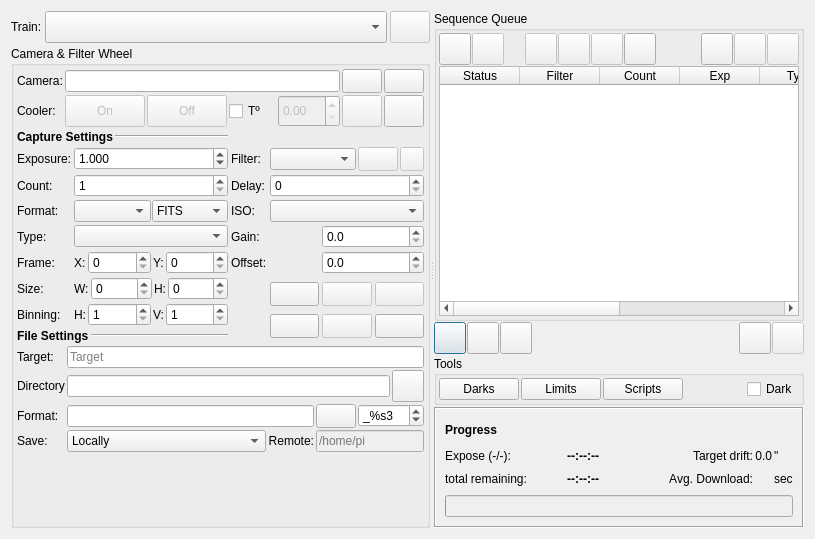
The window that kstars/ekos/capture/capture.ui (KDE/kstars) describes before a commit, drawn with Qt 5.
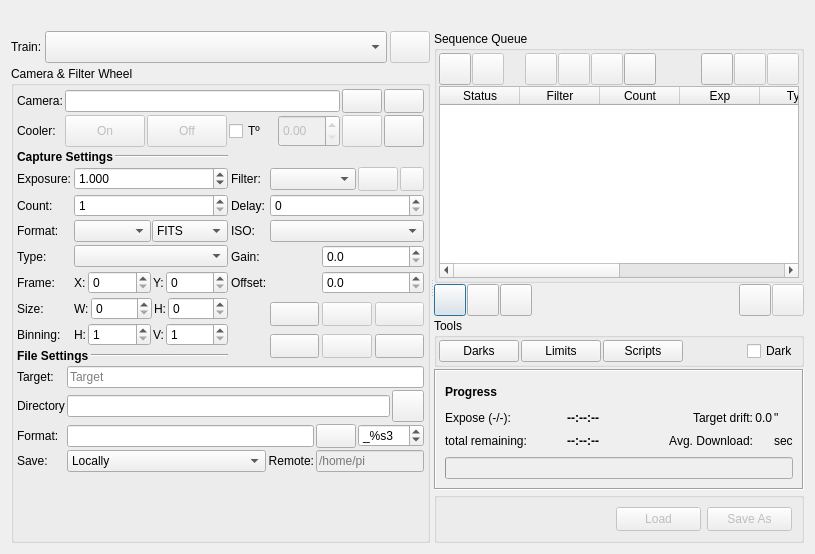
The same window after the commit. Icons and pictures are not drawn. Custom widgets are drawn as their Qt base class.

Commit message: Create standalone editor for editing and saving .esq files.

Diff of the .ui file:
```diff
--- a/kstars/ekos/capture/capture.ui
+++ b/kstars/ekos/capture/capture.ui
@@ -10,7 +10,23 @@
     <height>539</height>
    </rect>
   </property>
-  <layout class="QHBoxLayout" name="horizontalLayout_5">
+  <layout class="QVBoxLayout" name="wholeLayout">
+   <item>
+    <widget class="QLabel" name="sequenceEditorComment">
+     <property name="enabled">
+      <bool>false</bool>
+     </property>
+     <property name="visible">
+      <bool>false</bool>
+     </property>
+     <property name="text">
+      <string/>
+     </property>
+     <property name="WordWrap" stdset="0">
+      <bool>true</bool>
+     </property>
+    </widget>
+   </item>
    <item>
     <widget class="QSplitter" name="splitter">
      <property name="orientation">
@@ -1493,7 +1509,7 @@
        </item>
       </layout>
      </widget>
-     <widget class="QWidget" name="layoutWidget">
+     <widget class="QWidget" name="rightLayoutWidget">
       <layout class="QVBoxLayout" name="RightLayout">
        <property name="spacing">
         <number>2</number>
@@ -2384,6 +2400,78 @@
            </layout>
           </widget>
          </item>
+         <item>
+          <widget class="QGroupBox" name="loadSaveBox">
+           <property name="flat">
+            <bool>true</bool>
+           </property>
+           <property name="enabled">
+            <bool>false</bool>
+           </property>
+           <property name="visible">
+            <bool>false</bool>
+           </property>             
+          <layout class="QHBoxLayout" name="loadSaveLayout">
+           <item>
+            <spacer name="loadSaveSpacer">
+             <property name="orientation">
+              <enum>Qt::Horizontal</enum>
+             </property>
+             <property name="sizeHint" stdset="0">
+              <size>
+               <width>40</width>
+               <height>20</height>
+              </size>
+             </property>
+            </spacer>
+           </item>
+           <item>
+            <widget class="QPushButton" name="esqLoadB">
+             <property name="minimumSize">
+              <size>
+               <width>85</width>
+               <height>24</height>
+              </size>
+             </property>
+             <property name="maximumSize">
+              <size>
+               <width>85</width>
+               <height>32</height>
+              </size>
+             </property>
+             <property name="toolTip">
+              <string>Load a new sequence file</string>
+             </property>
+             <property name="text">
+              <string>Load</string>
+             </property>
+            </widget>
+           </item>
+           <item>
+            <widget class="QPushButton" name="esqSaveAsB">
+             <property name="minimumSize">
+              <size>
+               <width>85</width>
+               <height>24</height>
+              </size>
+             </property>
+             <property name="maximumSize">
+              <size>
+               <width>85</width>
+               <height>32</height>
+              </size>
+             </property>
+             <property name="toolTip">
+              <string>Save to a new sequence file</string>
+             </property>
+             <property name="text">
+              <string>Save As</string>
+             </property>
+            </widget>
+           </item>
+          </layout>
+          </widget>
+         </item>
         </layout>
        </item>
       </layout>
```
Left out of the diff: 8 changed lines with no effect on the pictures. The commit also changes 12 other files.
